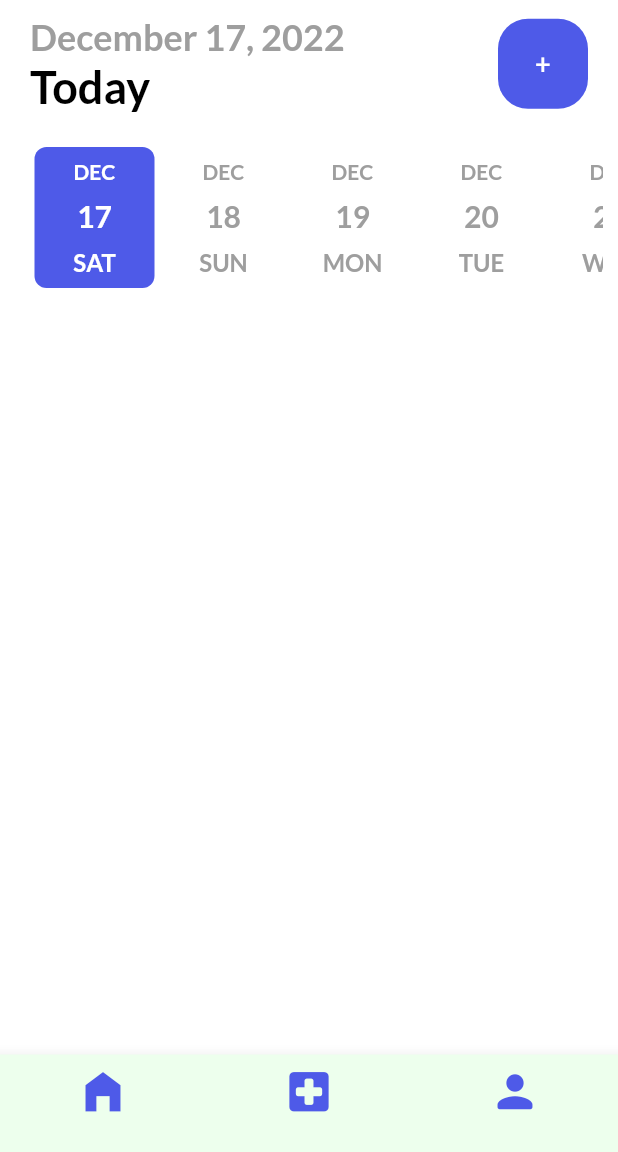
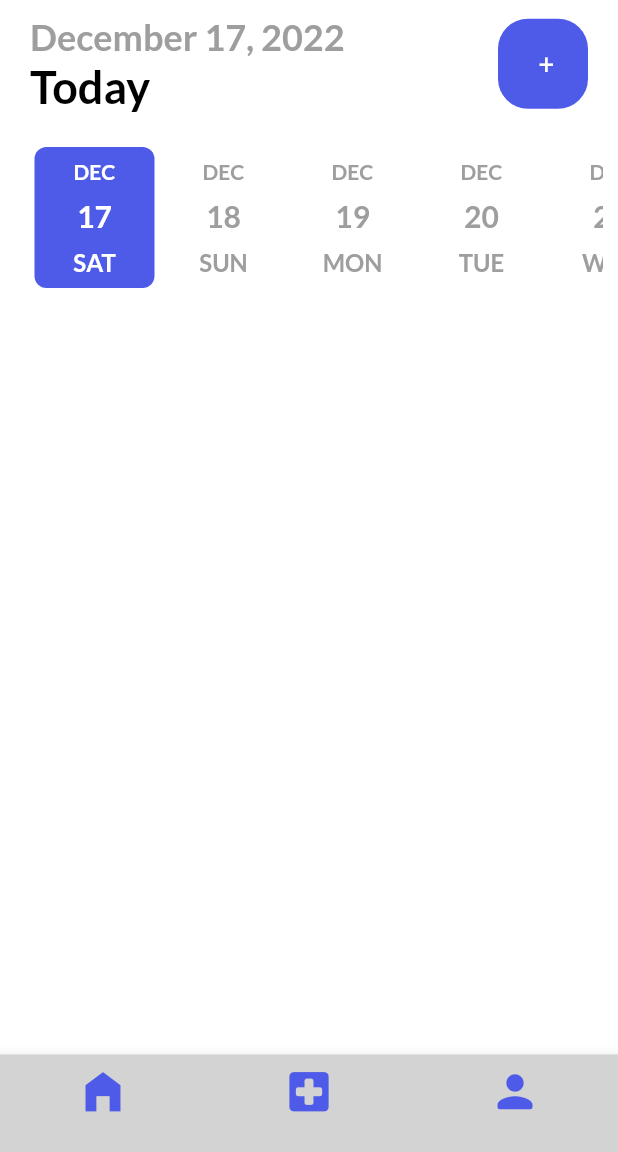
Before and after one commit to aashayk18/SchedMed, a Flutter app: the screen it shows after launch, on a phone screen of 412 x 824 dp, the part 84-1236 px from its top. Run offline on Flutter 3.47's test engine with Material 2 defaults, Android fonts, the light colour scheme and no system bars; drawn by our look-alikes of date_picker_timeline; our stand-ins replace flutter_local_notifications, flutter_native_timezone, flutter_staggered_animations, get, get_storage, google_fonts and 2 more; accounts and stored records are empty.

Commit message:
updated ui
+ button size and bottom navigation bar

```diff
--- a/lib/ui/home_page.dart
+++ b/lib/ui/home_page.dart
@@ -28,6 +28,7 @@ class HomePageState extends State<HomePage> {
 
   @override
   void initState() {
+    // TODO: implement initState
     super.initState();
     notifyHelper = NotifyHelper();
     notifyHelper.initializeNotification();
@@ -43,7 +44,7 @@ class HomePageState extends State<HomePage> {
       bottomNavigationBar: SizedBox(
         height: 65,
         child: BottomNavigationBar(
-          backgroundColor: Color(0xFFEDFFED),
+          backgroundColor: Color(0xFFD3D3D3),
           items: const [
             BottomNavigationBarItem(
                 icon: Icon(
@@ -74,12 +75,14 @@ class HomePageState extends State<HomePage> {
         children: [
           _addTaskBar(),
           _addDateBar(),
-          SizedBox(height: 10), // I made an edit here
+          SizedBox(height: 10),
           _showTasks()
         ],
       ),
     );
   }
+
+
 
   _showTasks() {
     return Expanded(
@@ -285,12 +288,11 @@ class HomePageState extends State<HomePage> {
               ),
             ),
           ),
-          SizedBox(
-            width: 60,
+          SizedBox(width:60,
             child: MyButton(
-              label: "+",
+              label: " + ",
               onTap: () async {
-                await Get.to(() => const AddTaskPage());
+                await Get.to(() => AddTaskPage());
                 _taskController.getTasks();
               },
             ),
```
Lines whose indentation alone changed are shown as unchanged.
